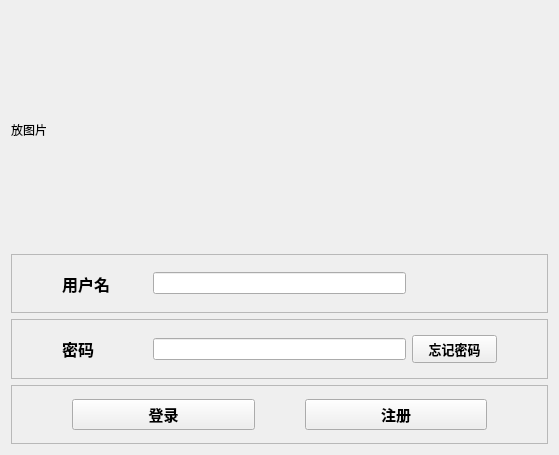
Before: the Qt Designer form main/UI/Login.ui in BeyoungBoSs/QtDesignSQL, drawn with Qt 5.
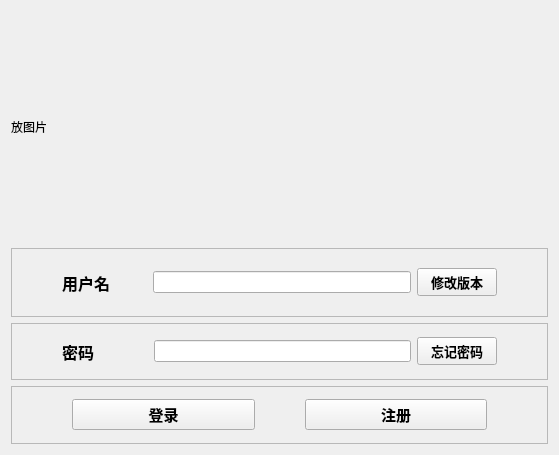
After: the same form once the commit is applied.

Commit message: 增加了版本切换

Diff of the .ui file:
```diff
--- a/main/UI/Login.ui
+++ b/main/UI/Login.ui
@@ -13,7 +13,7 @@
   <property name="windowTitle">
    <string>登录</string>
   </property>
-  <layout class="QVBoxLayout" name="verticalLayout" stretch="4,1,1,1">
+  <layout class="QVBoxLayout" name="verticalLayout" stretch="400,120,100,100">
    <item>
     <widget class="QLabel" name="pic">
      <property name="text">
@@ -29,7 +29,7 @@
      <property name="frameShadow">
       <enum>QFrame::Raised</enum>
      </property>
-     <layout class="QHBoxLayout" name="horizontalLayout" stretch="200,600,214">
+     <layout class="QHBoxLayout" name="horizontalLayout" stretch="198,600,0">
       <property name="leftMargin">
        <number>50</number>
       </property>
@@ -55,17 +55,19 @@
        <widget class="QLineEdit" name="lineEdit"/>
       </item>
       <item>
-       <spacer name="horizontalSpacer">
-        <property name="orientation">
-         <enum>Qt::Horizontal</enum>
+       <widget class="QPushButton" name="version">
+        <property name="font">
+         <font>
+          <family>Arial</family>
+          <pointsize>10</pointsize>
+          <weight>75</weight>
+          <bold>true</bold>
+         </font>
         </property>
-        <property name="sizeHint" stdset="0">
-         <size>
-          <width>100</width>
-          <height>20</height>
-         </size>
+        <property name="text">
+         <string>修改版本</string>
         </property>
-       </spacer>
+       </widget>
       </item>
      </layout>
     </widget>
@@ -78,7 +80,7 @@
      <property name="frameShadow">
       <enum>QFrame::Raised</enum>
      </property>
-     <layout class="QHBoxLayout" name="horizontalLayout_2" stretch="1,3,1">
+     <layout class="QHBoxLayout" name="horizontalLayout_2" stretch="1,3,0">
       <property name="leftMargin">
        <number>50</number>
       </property>
```
The commit also changes 9 other files.
